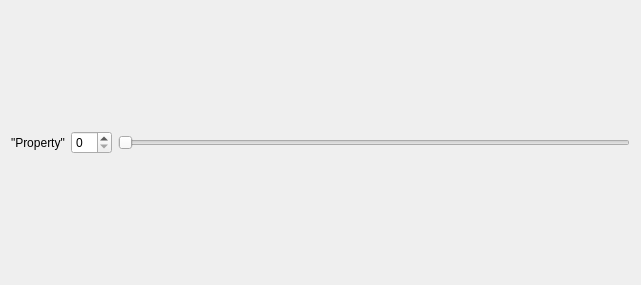
Qt form Evolution_1/Frontend/startscreen/propertyslider.ui (Natali124/Evolution-Simulator) before a commit.
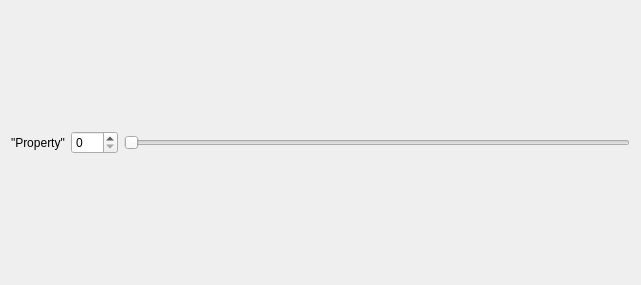
The same form after that commit.

Commit message: Connecting reset and random button

The edit to the form file:
```diff
--- a/Evolution_1/Frontend/startscreen/propertyslider.ui
+++ b/Evolution_1/Frontend/startscreen/propertyslider.ui
@@ -24,10 +24,23 @@
       </widget>
      </item>
      <item>
-      <widget class="QSpinBox" name="spinBox"/>
+      <widget class="QSpinBox" name="spinBox">
+       <property name="autoFillBackground">
+        <bool>false</bool>
+       </property>
+       <property name="maximum">
+        <number>200</number>
+       </property>
+      </widget>
      </item>
      <item>
       <widget class="QSlider" name="horizontalSlider">
+       <property name="autoFillBackground">
+        <bool>false</bool>
+       </property>
+       <property name="maximum">
+        <number>200</number>
+       </property>
        <property name="orientation">
         <enum>Qt::Horizontal</enum>
        </property>
```
Left out of the diff: 3 changed lines with no effect on the pictures. The commit also changes 4 other files.
